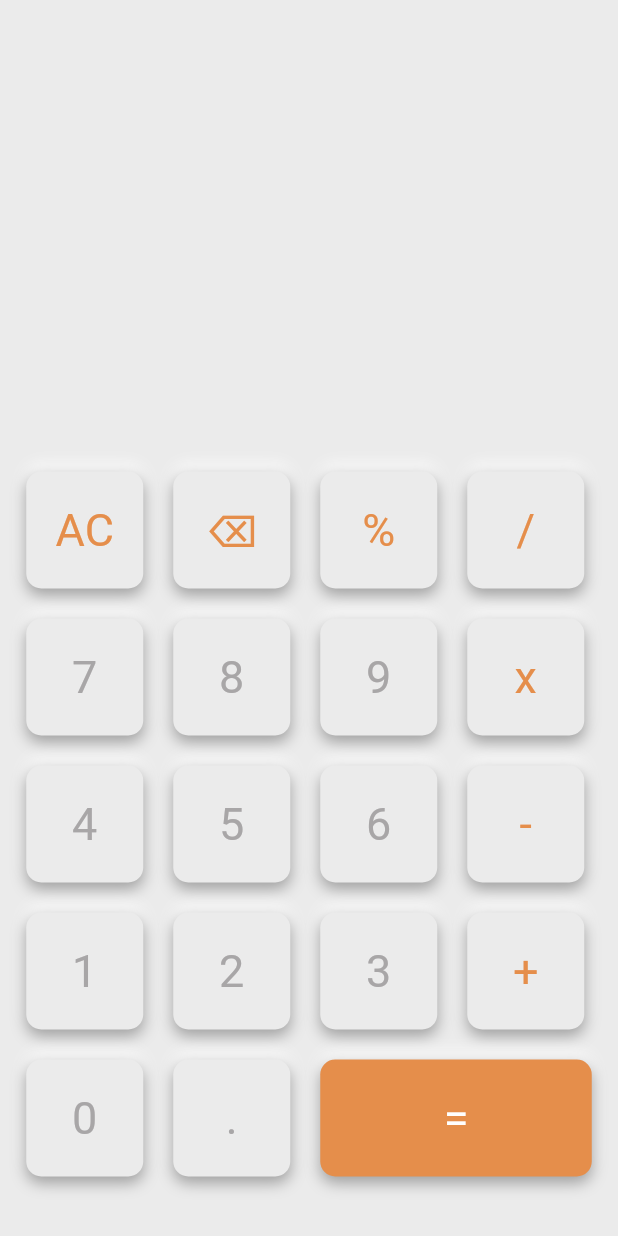
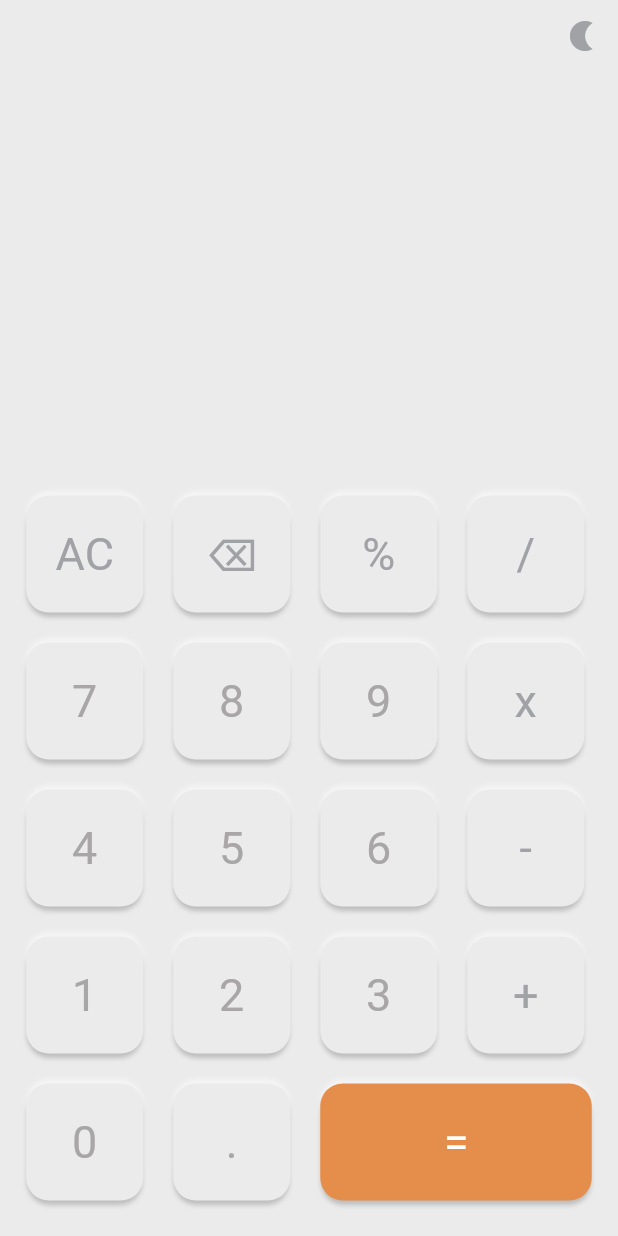
Before and after one commit to Ethirallan/calculator, a Flutter app: the screen it shows after launch, on a phone screen of 412 x 824 dp. Run offline on Flutter 3.47's test engine with Material 2 defaults, Android fonts, the phone set to English and light mode, and no system bars; our stand-ins replace flutter_hooks, hooks_riverpod, math_expressions, shared_preferences.

Commit message:
dark mode, colors, button animation

```diff
--- a/lib/components/calc_button.dart
+++ b/lib/components/calc_button.dart
@@ -1,6 +1,10 @@
+import 'package:calculator/const/calc_colors.dart';
+import 'package:calculator/providers/dark_mode_provider.dart';
 import 'package:flutter/material.dart';
+import 'package:hooks_riverpod/hooks_riverpod.dart';
+import 'package:flutter_hooks/flutter_hooks.dart';
 
-class CalcButton extends StatelessWidget {
+class CalcButton extends HookConsumerWidget {
   CalcButton({Key? key, required this.label, required this.onTap})
       : super(key: key);
 
@@ -9,47 +13,62 @@ class CalcButton extends StatelessWidget {
 
   final List<String> _operators = ['AC', '⌫', '%', '/', 'x', '-', '+', '='];
 
-  Color _getLabelColor() {
+  @override
+  Widget build(BuildContext context, WidgetRef ref) {
+    final darkMode = ref.watch(darkModeProvider);
+    final tapped = useState<bool>(false);
+    Color getLabelColor() {
       if (label == '=') {
-      return Colors.white;
+        return darkMode ? CalcColors.equalsLabelDark : CalcColors.equalsLabel;
       }
       if (_operators.contains(label)) {
-      return const Color(0xFFE58E4B);
+        return darkMode
+            ? CalcColors.operatorLabelDark
+            : CalcColors.operatorLabel;
       }
-    return const Color(0xFFA8A6A7);
+      return darkMode ? CalcColors.labelDark : CalcColors.label;
     }
 
-  Color _getBackgroundColor() {
+    Color getBackgroundColor() {
       if (label == '=') {
-      return const Color(0xFFE58E4B);
+        return CalcColors.equalsBackground;
       }
-    return const Color(0xFFEBEBEB);
+      return darkMode ? CalcColors.backgroundDark : CalcColors.background;
     }
 
-  @override
-  Widget build(BuildContext context) {
     return GestureDetector(
-      onTap: onTap,
-      child: Container(
+      onTap: () async {
+        tapped.value = true;
+        onTap.call();
+        Future.delayed(const Duration(milliseconds: 100), () {
+          tapped.value = false;
+        });
+      },
+      child: AnimatedContainer(
+        duration: const Duration(milliseconds: 100),
         height: (MediaQuery.of(context).size.width - 100) / 4,
         width: label == '='
             ? (MediaQuery.of(context).size.width - 50) / 2
             : (MediaQuery.of(context).size.width - 100) / 4,
         decoration: BoxDecoration(
-          borderRadius: BorderRadius.circular(10),
-          color: _getBackgroundColor(),
+          borderRadius: BorderRadius.circular(15),
+          color: getBackgroundColor(),
           boxShadow: [
-            const BoxShadow(
-              color: Colors.white,
-              blurRadius: 8,
-              spreadRadius: 0,
-              offset: Offset(0, -4),
+            BoxShadow(
+              color: darkMode
+                      ? Colors.grey.shade800
+                      : Colors.grey.shade100,
+              blurRadius: 2,
+              spreadRadius: -1,
+              offset: Offset(0, tapped.value ? 0 : -4),
             ),
             BoxShadow(
-              color: Colors.grey.shade500,
-              blurRadius: 8,
-              spreadRadius: 0,
-              offset: const Offset(0, 4),
+              color: darkMode
+                      ? Colors.grey.shade900
+                      : Colors.grey.shade400,
+              blurRadius: 2,
+              spreadRadius: -1,
+              offset: Offset(0, tapped.value ? 0 : 4),
             ),
           ],
         ),
@@ -57,7 +76,7 @@ class CalcButton extends StatelessWidget {
           child: Text(
             label,
             style: TextStyle(
-              color: _getLabelColor(),
+              color: getLabelColor(),
               fontSize: 30,
             ),
           ),
--- /dev/null
+++ b/lib/const/calc_colors.dart
@@ -0,0 +1,19 @@
+import 'package:flutter/material.dart';
+
+class CalcColors {
+  static const Color label = Color(0xFFA8A6A7);
+  static const Color operatorLabel = Color(0xFFA1A2A6);
+  static const Color result = Colors.black;
+  static const Color equation = Color(0xFFA2A3A5);
+  static const Color background = Color(0xFFEBEBEB);
+  static const Color equalsBackground = Color(0xFFE58E4B);
+  static const Color equalsLabel = Colors.white;
+
+  static const Color labelDark = Color(0xFF6E7C87);
+  static const Color operatorLabelDark = Color(0xFFE58E4B);
+  static const Color resultDark = Colors.white;
+  static const Color equationDark = Color(0xFF768490);
+  static const Color backgroundDark = Color(0xFF243441);
+  static const Color equalsBackgroundDark = Color(0xFFE58E4B);
+  static const Color equalsLabelDark = Colors.white;
+}
--- a/lib/home_page.dart
+++ b/lib/home_page.dart
@@ -1,4 +1,6 @@
 import 'package:calculator/components/calc_button.dart';
+import 'package:calculator/const/calc_colors.dart';
+import 'package:calculator/providers/dark_mode_provider.dart';
 import 'package:flutter/material.dart';
 import 'package:hooks_riverpod/hooks_riverpod.dart';
 import 'package:math_expressions/math_expressions.dart';
@@ -45,6 +47,9 @@ class HomePage extends HookConsumerWidget {
 
   @override
   Widget build(BuildContext context, WidgetRef ref) {
+    final darkMode = ref.watch(darkModeProvider);
+    final dmProvider = ref.watch(darkModeProvider.notifier);
+
     processTap(String label) {
       String tempValue = ref.read(equationProvider);
 
@@ -106,12 +111,27 @@ class HomePage extends HookConsumerWidget {
     }
 
     return Scaffold(
-      backgroundColor: const Color(0xFFEBEBEB),
+      backgroundColor:
+          darkMode ? CalcColors.backgroundDark : CalcColors.background,
       body: SafeArea(
         child: Column(
           mainAxisAlignment: MainAxisAlignment.start,
           crossAxisAlignment: CrossAxisAlignment.stretch,
           children: [
+            Row(
+              mainAxisAlignment: MainAxisAlignment.end,
+              children: [
+                IconButton(
+                  onPressed: () {
+                    dmProvider.toggleAppTheme(ref);
+                  },
+                  icon: Icon(
+                    darkMode ? Icons.sunny : Icons.nightlight,
+                  ),
+                  color: darkMode ? CalcColors.operatorLabelDark : CalcColors.operatorLabel,
+                ),
+              ],
+            ),
             Expanded(
               child: Padding(
                 padding: const EdgeInsets.symmetric(horizontal: 20),
@@ -122,16 +142,21 @@ class HomePage extends HookConsumerWidget {
                     const Spacer(),
                     Text(
                       ref.watch(resultProvider),
-                      style: const TextStyle(
+                      style: TextStyle(
                         fontSize: 60,
+                        color: darkMode
+                            ? CalcColors.resultDark
+                            : CalcColors.result,
                       ),
                     ),
                     const Spacer(),
                     Text(
                       ref.watch(equationProvider),
-                      style: const TextStyle(
+                      style: TextStyle(
                         fontSize: 22,
-                        color: Color(0xFFA2A3A5),
+                        color: darkMode
+                            ? CalcColors.equationDark
+                            : CalcColors.equation,
                       ),
                     ),
                   ],
--- /dev/null
+++ b/lib/providers/dark_mode_provider.dart
@@ -0,0 +1,23 @@
+import 'package:calculator/providers/shared_preferences_provider.dart';
+import 'package:hooks_riverpod/hooks_riverpod.dart';
+
+final darkModeProvider = StateNotifierProvider<DarkModeNotifier, bool>((ref) {
+  final isDarkModeEnabled = ref.read(sharedUtilityProvider).getDarkModeState();
+  return DarkModeNotifier(isDarkModeEnabled);
+});
+
+class DarkModeNotifier extends StateNotifier<bool> {
+  DarkModeNotifier(this.enabled) : super(enabled);
+
+  final bool enabled;
+
+  toggleAppTheme(WidgetRef ref) {
+    final isDarkModeEnabled =
+        ref.read(sharedUtilityProvider).getDarkModeState();
+    final toggleValue = !isDarkModeEnabled;
+
+    ref.read(sharedUtilityProvider).setDarkModeState(toggleValue);
+
+    state = toggleValue;
+  }
+}
--- a/pubspec.yaml
+++ b/pubspec.yaml
@@ -50,6 +50,7 @@ dev_dependencies:
   hooks_riverpod: ^2.1.1
   flutter_hooks: ^0.18.5+1
   math_expressions: ^2.3.1
+  shared_preferences: ^2.0.15
 
 # For information on the generic Dart part of this file, see the
 # following page: https://dart.dev/tools/pub/pubspec
```
Also changed, not shown: lib/main.dart (+16 -2 lines), lib/providers/shared_preferences_provider.dart (added, +27 -0 lines), pubspec.lock, 10 other files. Lines whose indentation alone changed are shown as unchanged.
